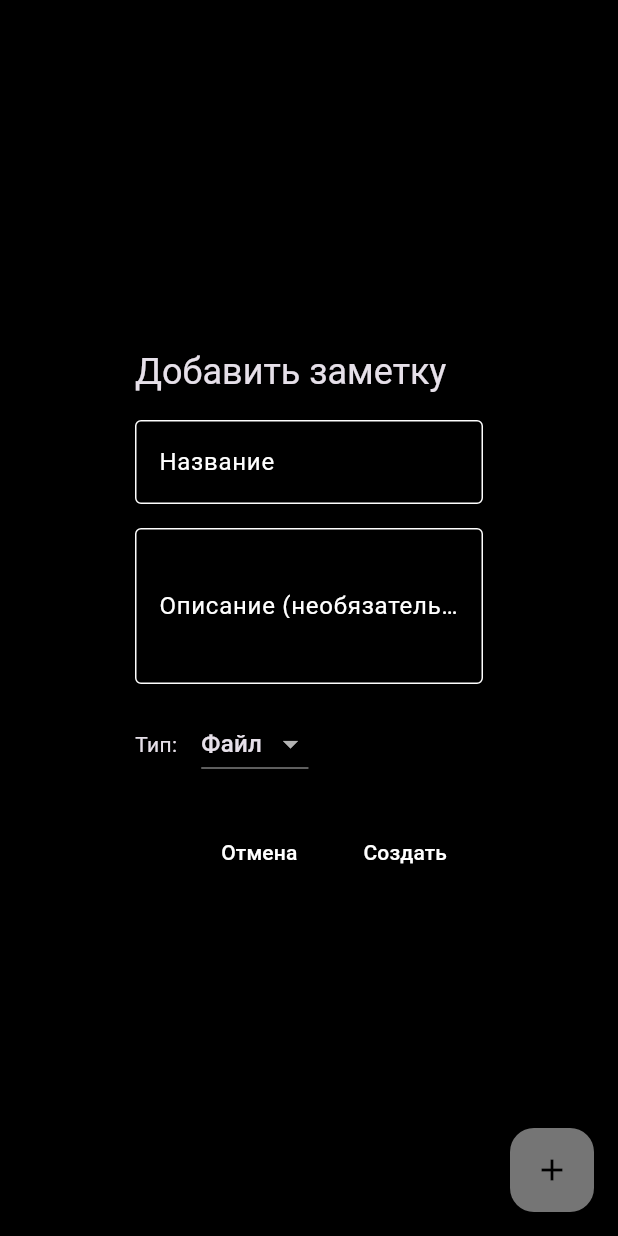
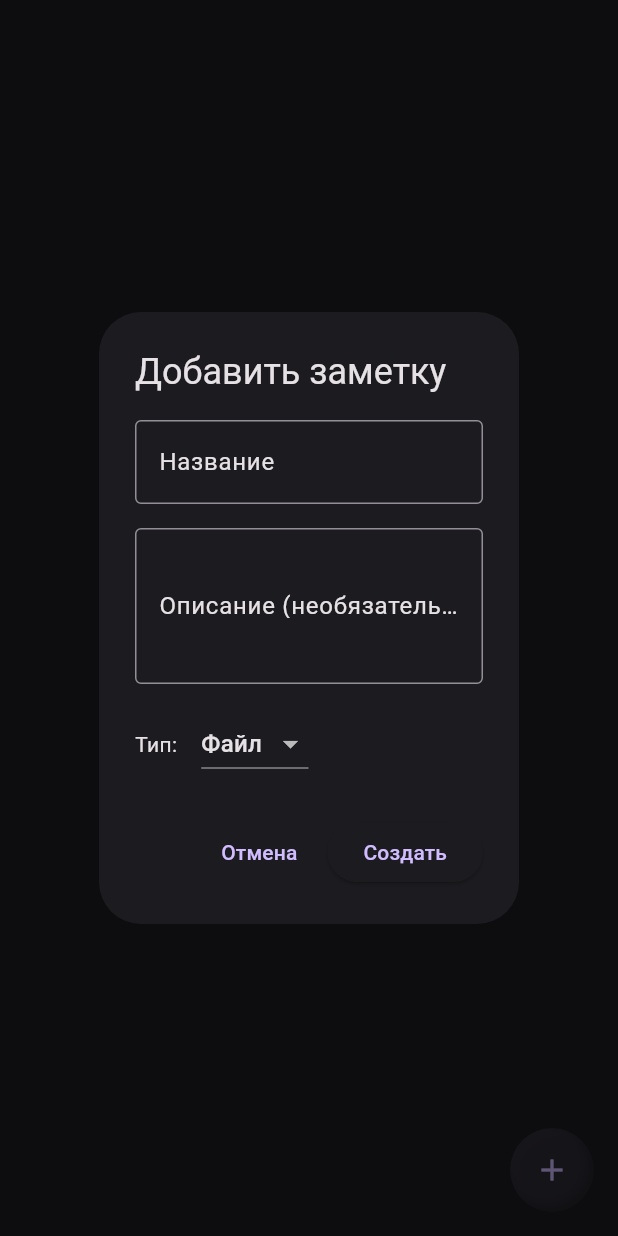
Before and after one commit to 1eG0ist/everything, a Flutter app: the HomePageLayout screen opened directly, after a tap on the "add" icon, on a phone screen of 412 x 824 dp. Run offline on Flutter 3.47's test engine with Material 3 defaults, Android fonts, the phone set to English and light mode, and no system bars; our stand-ins replace bloc, drift, flutter_bloc, get_it, shared_preferences; accounts and stored records are empty; generated files the repository leaves out were written again.

Commit message:
working with themes, try create glass effect, fix scrolling detection in navbar

```diff
--- a/lib/main.dart
+++ b/lib/main.dart
@@ -1,5 +1,6 @@
 import 'package:everything/di/service_locator.dart';
 import 'package:everything/ui/pages/home_page/ui/home_page_layout.dart';
+import 'package:everything/ui/pages/menu_page/menu_page_layout.dart';
 import 'package:everything/ui/theme/theme_provider.dart';
 import 'package:flutter/material.dart';
 import 'package:provider/provider.dart';
@@ -25,7 +26,7 @@ class MyApp extends StatelessWidget {
       debugShowCheckedModeBanner: false,
       title: 'Everything',
       theme: Provider.of<ThemeProvider>(context).themeData,
-      home: const HomePageLayout(),
+      home: const MenuPageLayout(),
     );
   }
 }
--- a/lib/ui/pages/home_page/ui/home_page_layout.dart
+++ b/lib/ui/pages/home_page/ui/home_page_layout.dart
@@ -1,9 +1,11 @@
 import 'package:everything/data/enums/topic_type_enum.dart';
 import 'package:everything/data/models/topic_model.dart';
+import 'package:everything/ui/widgets/cards/topic_card.dart';
 import 'package:everything/ui/widgets/dialogs/create_topic_dialog.dart';
 import 'package:flutter/material.dart';
 import 'package:flutter_bloc/flutter_bloc.dart';
 
+import '../../../widgets/buttons/glass_depressed_fab.dart';
 import '../bloc/home_bloc.dart';
 
 class HomePageLayout extends StatefulWidget {
@@ -14,12 +16,13 @@ class HomePageLayout extends StatefulWidget {
 }
 
 class _HomePageLayoutState extends State<HomePageLayout> {
-  late final HomeBloc _homeBloc;
+  late final HomeBloc _homeBloc = HomeBloc();
 
   @override
   void initState() {
     super.initState();
-    _homeBloc = HomeBloc()..add(LoadTopics());
+    print("Loading");
+    _homeBloc.add(LoadTopics());
   }
 
   @override
@@ -37,21 +40,23 @@ class _HomePageLayoutState extends State<HomePageLayout> {
       builder: (context, state) {
         return Scaffold(
           backgroundColor: theme.surface,
-          body: _buildBody(state),
-          floatingActionButton: FloatingActionButton(
-            onPressed: () => _showAddTopicDialog(_homeBloc), // Передаем bloc явно
+
+          body: SafeArea(
+            child: switch (state) {
+              HomeLoading() => const Center(child: CircularProgressIndicator()),
+              HomeError(message: var message) => Center(child: Text('Ошибка: $message')),
+              HomeLoaded(topics: var topics) => _buildTopicsList(topics),
+              _ => const Center(child: Text('Начните добавлять заметки'))
+            },
+          ),
+
+          floatingActionButton: GlassDepressedFab(
+            onPressed: () => _showAddTopicDialog(_homeBloc),
             child: const Icon(Icons.add),
           ),
         );
       },
     );
-  }
-
-  Widget _buildBody(HomeState state) {
-    if (state is HomeLoading) return const Center(child: CircularProgressIndicator());
-    if (state is HomeError) return Center(child: Text('Ошибка: ${state.message}'));
-    if (state is HomeLoaded) return _buildTopicsList(state.topics);
-    return const Center(child: Text('Начните добавлять заметки'));
   }
 
   void _showAddTopicDialog(HomeBloc bloc) {
@@ -70,16 +75,22 @@ class _HomePageLayoutState extends State<HomePageLayout> {
   }
 
   Widget _buildTopicsList(List<TopicModel> topics) {
-    return ListView.builder(
+    return ListView.separated(
+      padding: const EdgeInsets.symmetric(horizontal: 4.0, vertical: 4.0),
       itemCount: topics.length,
+      separatorBuilder: (context, index) => SizedBox(height: 4),
       itemBuilder: (context, index) {
         final topic = topics[index];
-        return ListTile(
-          title: Text(topic.title),
-          subtitle: topic.description != null ? Text(topic.description!) : null,
-          trailing: Icon(topic.type == TopicType.folder
-              ? Icons.folder_copy_outlined
-              : Icons.sticky_note_2_outlined),
+        return TopicCard(
+          title: topic.title,
+          description: topic.description,
+          type: topic.type,
+          createdAt: topic.createdAt,
+          updatedAt: topic.updatedAt,
+          onTap: () {
+            print("Tapped: ${topic.title}");
+            // Обработка нажатия
+          },
         );
       },
     );
--- /dev/null
+++ b/lib/ui/pages/profile_page/bloc/profile_event.dart
@@ -0,0 +1,4 @@
+part of 'profile_bloc.dart';
+
+@immutable
+sealed class ProfileEvent {}
--- /dev/null
+++ b/lib/ui/pages/profile_page/bloc/profile_state.dart
@@ -0,0 +1,6 @@
+part of 'profile_bloc.dart';
+
+@immutable
+sealed class ProfileState {}
+
+final class ProfileInitial extends ProfileState {}
--- /dev/null
+++ b/lib/ui/theme/sizes.dart
@@ -0,0 +1,3 @@
+import 'package:flutter/material.dart';
+
+const defaultBorderRadius = BorderRadius.all(Radius.circular(12.0));
--- a/lib/ui/theme/theme.dart
+++ b/lib/ui/theme/theme.dart
@@ -1,19 +1,72 @@
+import 'dart:ui';
+
 import 'package:flutter/material.dart';
-
 import 'colors.dart';
 
-ThemeData lightTheme = ThemeData.light().copyWith(
-  colorScheme: const ColorScheme.light(
-      surface: AppColors.white,
-      primary: AppColors.black,
-      secondary: AppColors.grey
+final ThemeData lightTheme = ThemeData(
+  useMaterial3: true,
+  colorScheme: ColorScheme.light(
+    primary: AppColors.lightPrimary,
+    onPrimary: AppColors.lightOnPrimary,
+    primaryContainer: AppColors.lightPrimaryContainer,
+    onPrimaryContainer: AppColors.lightOnPrimaryContainer,
+    secondary: AppColors.lightSecondary,
+    onSecondary: AppColors.lightOnSecondary,
+    secondaryContainer: AppColors.lightSecondaryContainer,
+    onSecondaryContainer: AppColors.lightOnSecondaryContainer,
+    tertiary: AppColors.lightTertiary,
+    onTertiary: AppColors.lightOnTertiary,
+    tertiaryContainer: AppColors.lightTertiaryContainer,
+    onTertiaryContainer: AppColors.lightOnTertiaryContainer,
+    error: AppColors.lightError,
+    onError: AppColors.lightOnError,
+    errorContainer: AppColors.lightErrorContainer,
+    onErrorContainer: AppColors.lightOnErrorContainer,
+    surface: AppColors.lightSurface,
+    onSurface: AppColors.lightOnSurface,
+    surfaceContainerHighest: AppColors.lightSurfaceContainerHighest,
+    outline: AppColors.lightOutline,
+    shadow: AppColors.lightShadow,
+    surfaceTint: AppColors.lightSurfaceTint,
+    brightness: Brightness.light,
+  ),
+  appBarTheme: const AppBarTheme(
+    elevation: 0,
+    scrolledUnderElevation: 2,
+    centerTitle: true,
   ),
 );
 
-ThemeData darkTheme = ThemeData.dark().copyWith(
-  colorScheme: const ColorScheme.dark(
-      surface: AppColors.black,
-      primary: AppColors.white,
-      secondary: AppColors.grey
+final ThemeData darkTheme = ThemeData(
+  useMaterial3: true,
+  colorScheme: ColorScheme.dark(
+    primary: AppColors.darkPrimary,
+    onPrimary: AppColors.darkOnPrimary,
+    primaryContainer: AppColors.darkPrimaryContainer,
+    onPrimaryContainer: AppColors.darkOnPrimaryContainer,
+    secondary: AppColors.darkSecondary,
+    onSecondary: AppColors.darkOnSecondary,
+    secondaryContainer: AppColors.darkSecondaryContainer,
+    onSecondaryContainer: AppColors.darkOnSecondaryContainer,
+    tertiary: AppColors.darkTertiary,
+    onTertiary: AppColors.darkOnTertiary,
+    tertiaryContainer: AppColors.darkTertiaryContainer,
+    onTertiaryContainer: AppColors.darkOnTertiaryContainer,
+    error: AppColors.darkError,
+    onError: AppColors.darkOnError,
+    errorContainer: AppColors.darkErrorContainer,
+    onErrorContainer: AppColors.darkOnErrorContainer,
+    surface: AppColors.darkSurface,
+    onSurface: AppColors.darkOnSurface,
+    surfaceContainerHighest: AppColors.darkSurfaceContainerHighest,
+    outline: AppColors.darkOutline,
+    shadow: AppColors.darkShadow,
+    surfaceTint: AppColors.darkSurfaceTint,
+    brightness: Brightness.dark,
+  ),
+  appBarTheme: const AppBarTheme(
+    elevation: 0,
+    scrolledUnderElevation: 4,
+    centerTitle: true,
   ),
 );
--- /dev/null
+++ b/lib/ui/widgets/buttons/glass_depressed_fab.dart
@@ -0,0 +1,81 @@
+import 'dart:ui';
+import 'package:flutter/material.dart';
+
+class GlassDepressedFab extends StatefulWidget {
+  final VoidCallback onPressed;
+  final Widget child;
+
+  const GlassDepressedFab({
+    super.key,
+    required this.onPressed,
+    required this.child,
+  });
+
+  @override
+  State<GlassDepressedFab> createState() => _GlassDepressedFabState();
+}
+
+class _GlassDepressedFabState extends State<GlassDepressedFab> {
+  bool _isPressed = false;
+
+  @override
+  Widget build(BuildContext context) {
+    final theme = Theme.of(context).colorScheme;
+
+    return GestureDetector(
+      onTapDown: (_) => setState(() => _isPressed = true),
+      onTapUp: (_) => setState(() => _isPressed = false),
+      onTapCancel: () => setState(() => _isPressed = false),
+      onTap: widget.onPressed,
+      child: AnimatedContainer(
+        duration: const Duration(milliseconds: 100),
+        width: 56,
+        height: 56,
+        child: ClipRRect(
+          borderRadius: BorderRadius.circular(32),
+          child: BackdropFilter(
+            filter: ImageFilter.blur(sigmaX: 10, sigmaY: 10),
+            child: Container(
+              decoration: BoxDecoration(
+                color: theme.primary.withOpacity(_isPressed ? 0.05 : 0.03),
+                borderRadius: BorderRadius.circular(32),
+                boxShadow: _isPressed
+                    ? [
+                  BoxShadow(
+                    color: theme.surface.withOpacity(0.4),
+                    offset: const Offset(2, 2),
+                    blurRadius: 6,
+                  ),
+                ]
+                    : [
+                  BoxShadow(
+                    color: theme.primary.withOpacity(0.1),
+                    offset: const Offset(-3, -3),
+                    blurRadius: 6,
+                  ),
+                  BoxShadow(
+                    color: theme.surface.withOpacity(0.3),
+                    offset: const Offset(3, 3),
+                    blurRadius: 6,
+                  ),
+                ],
+              ),
+              child: Center(
+                child: AnimatedScale(
+                  duration: const Duration(milliseconds: 100),
+                  scale: _isPressed ? 0.95 : 1.0,
+                  child: IconTheme.merge(
+                    data: IconThemeData(
+                      color: theme.primary,
+                    ),
+                    child: widget.child,
+                  ),
+                ),
+              ),
+            ),
+          ),
+        ),
+      ),
+    );
+  }
+}
--- a/pubspec.yaml
+++ b/pubspec.yaml
@@ -19,6 +19,7 @@ dependencies:
   sqlite3_flutter_libs: ^0.5.0
   shared_preferences: ^2.5.2
   provider: ^6.1.4
+  intl: ^0.20.2
 
   cupertino_icons: ^1.0.8
 
```
Also changed, not shown: lib/ui/pages/menu_page/menu_page_layout.dart (added, +105 -0 lines), lib/ui/pages/profile_page/bloc/profile_bloc.dart (added, +13 -0 lines), lib/ui/pages/profile_page/ui/profile_page_layout.dart (added, +21 -0 lines), lib/ui/pages/settings_page/settings_page_layout.dart (added, +69 -0 lines), lib/ui/theme/colors.dart (+46 -5 lines), lib/ui/widgets/cards/base_cards/glass_card.dart (added, +66 -0 lines), lib/ui/widgets/cards/topic_card.dart (added, +109 -0 lines), pubspec.lock.
